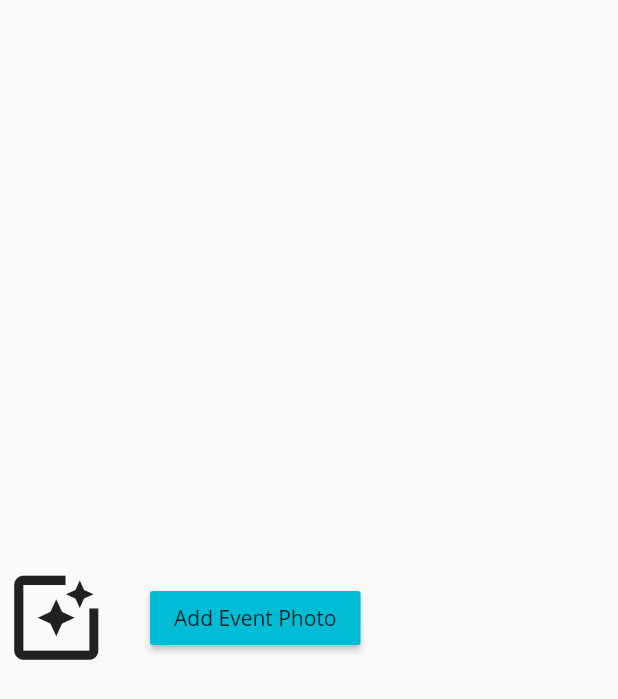
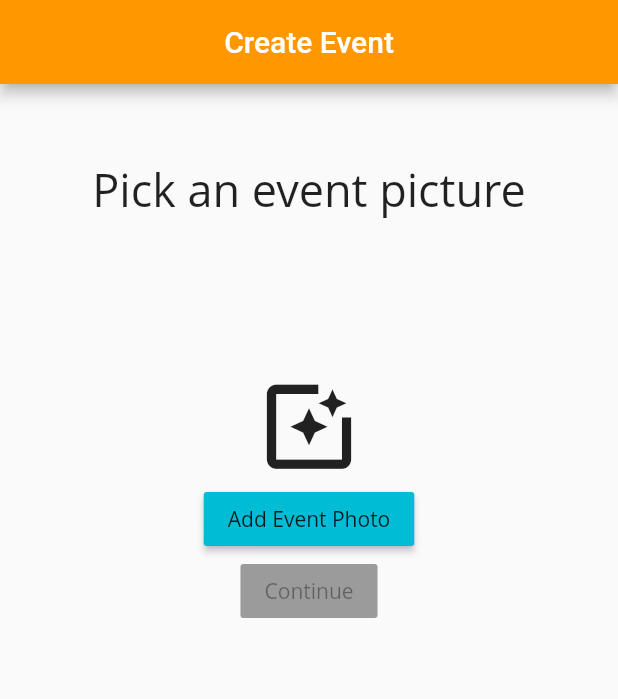
Before and after one commit to allenzhou101/club-app, a Flutter app: the UploadPhoto screen opened directly, on a phone screen of 412 x 824 dp. Shown: the top 699 px of the screen. Run offline on Flutter 3.47's test engine with Material 2 defaults, Android fonts, the phone set to English and light mode, and no system bars; our stand-ins replace cloud_firestore, firebase_auth, firebase_storage, google_sign_in, image_picker; accounts and stored records are empty; Roboto replaces fonts that are missing (Open Sans).

Commit message:
Upload page seperated into 2 distinct pages

```diff
--- a/lib/main.dart
+++ b/lib/main.dart
@@ -70,8 +70,8 @@ class _HomeState extends State<Home> {
   final List<Widget> _children = [
     ExplorePage(),
     SearchPage(),
-    UploadPage(),
-    //UploadPhoto(),
+    //UploadPage(),
+    UploadPhoto(),
     CalendarPage(),
     ProfilePage()
   ];
--- a/lib/upload/upload.dart
+++ b/lib/upload/upload.dart
@@ -29,13 +29,34 @@ class UploadPhotoState extends State<UploadPhoto>{
       });
     }
     // TODO: implement build
-    return Center(
-        child: Row(
-          children: <Widget>[
+    return Scaffold(
+        appBar: AppBar(
+          centerTitle: true,
+          backgroundColor: PrimaryColor,
+          title: Text('Create Event'),
+leading: Text("")
+//              leading: GestureDetector(
+//                  child: Padding(
+//                      padding: EdgeInsets.only(top: 20), child: Text("Cancel")),
+//                  onTap: () {}),
+//              actions: <Widget>[
+//                GestureDetector(
+//                    child: Padding(
+//                        padding: EdgeInsets.only(top: 20),
+//                        child: Text("Share")),
+//                    onTap: () {})
+//              ],
+        ),
+
+        body:Column(
+        children: [
+          SizedBox(height: 50),
+          Text("Pick an event picture", style: TextStyle(fontSize: 30)),
+          SizedBox(height: 100),
           _image != null
               ? Image.asset(
             _image.path,
-              height: 50,
+            height: 150,
           )
               : Container(
               child: Icon(Icons.photo_filter, size: 75)
@@ -52,25 +73,34 @@ class UploadPhotoState extends State<UploadPhoto>{
               child: Text("Change Event Photo"),
               onPressed: chooseFile
           ),
-//            Column(
-//              children: <Widget>[
-//                RaisedButton(
-//                  child: Text("Change Event Photo"),
-//                  onPressed: chooseFile
-//                ),
-//                RaisedButton(
-//                  child: Text("Continue"),
-//                  color: Colors.orange,
-//                  onPressed: () {
-//                    Navigator.of(context).push(MaterialPageRoute(
-//                        builder: (context) {
-//                          return UploadPage(image: _image, uploadedFileURL: _uploadedFileURL);
-//                        }
-//                    ));
-//                  },
-//                )
-//              ],
-//            ),
+          _image != null
+              ? RaisedButton(
+            child: Text("Continue"),
+            color: Colors.orange,
+            onPressed: () {
+              Navigator.of(context).push(MaterialPageRoute(
+                  builder: (context) {
+                    return UploadPage(image: _image, uploadedFileURL: _uploadedFileURL);
+                  }
+              ));
+            },
+          ): RaisedButton(
+            child: Text("Continue"),
+            color: Colors.grey,
+//            onPressed: () {
+//              Navigator.of(context).push(MaterialPageRoute(
+//                  builder: (context) {
+//                    return UploadPage(image: _image, uploadedFileURL: _uploadedFileURL);
+//                  }
+//              ));
+//            },
+          ),
+          Column(
+            children: <Widget>[
+
+
+            ],
+          ),
 //            _image != null
 //                ? RaisedButton(
 //              child: Text('Upload File'),
@@ -91,10 +121,8 @@ class UploadPhotoState extends State<UploadPhoto>{
           )
               : Container(),
 
-
-          ],
-        )
-    );
+        ]
+    ));
   }
 }
 class UploadPage extends StatelessWidget {
@@ -109,7 +137,6 @@ class UploadPage extends StatelessWidget {
           centerTitle: true,
           backgroundColor: PrimaryColor,
           title: Text('Create Event'),
-          leading: Text(""),
 //              leading: GestureDetector(
 //                  child: Padding(
 //                      padding: EdgeInsets.only(top: 20), child: Text("Cancel")),
@@ -298,7 +325,7 @@ class UploadEventState extends State<UploadEvent> {
 //                decoration: InputDecoration(labelText: 'Organizing Group'),
 //                onSaved: (value) => organizingGroup = uid,
 //              ),
-                            UploadPhoto(),
+                            //UploadPhoto(),
                             BuildGroupForm(groupAdminList: groupAdminList),
 //                            TextFormField(
 //                              validator: (value) {
```
Lines whose indentation alone changed are shown as unchanged.
